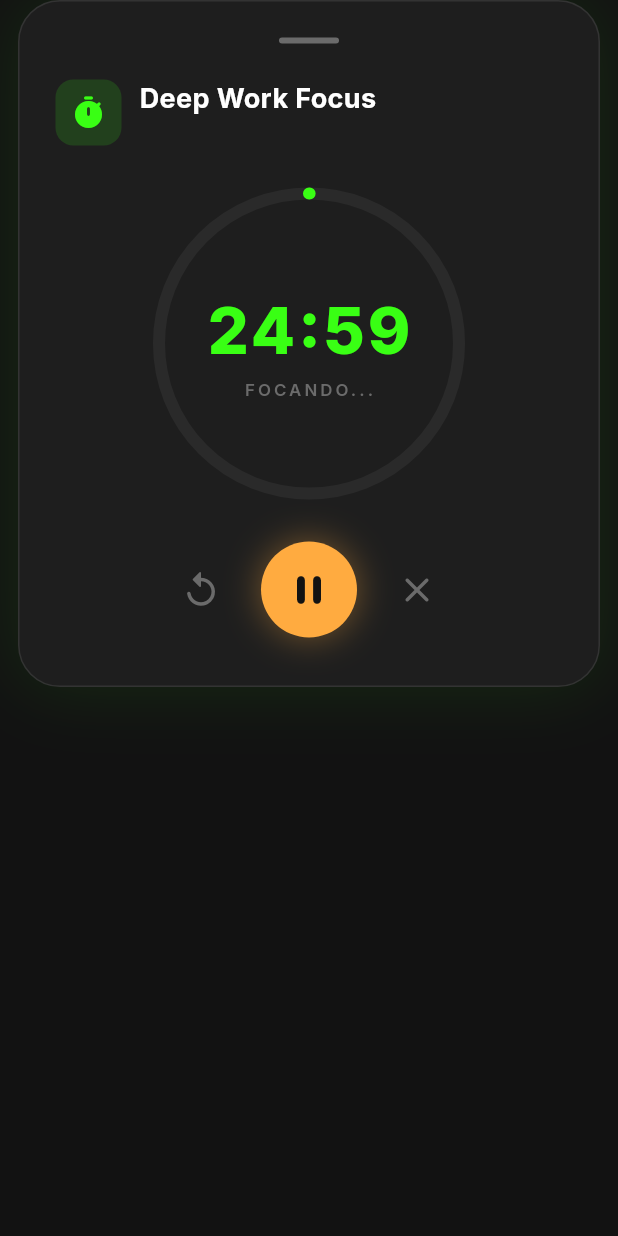
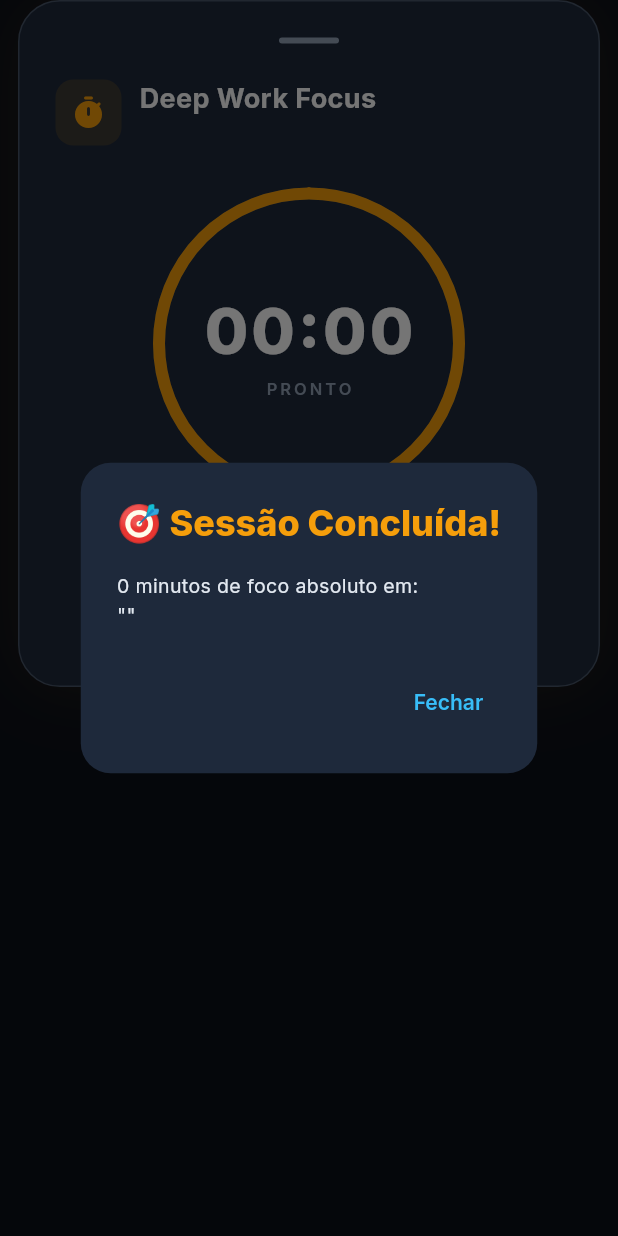
Before and after one commit to WellingtonPereiraLuiz/taskflutter, a Flutter app: the PomodoroModal widget shown alone on an empty page, opened directly with empty values, after a tap on the "play arrow" icon, on a phone screen of 412 x 824 dp. Run offline on Flutter 3.47's test engine with Material 3 defaults, Android fonts, the phone set to English and light mode, and no system bars; our stand-ins replace fl_chart, google_fonts, shared_preferences, sqflite, table_calendar; accounts and stored records are empty.

Commit message:
UX Overhaul: Dark Blue theme, Calendar, Pomodoro fixes, GitHub pages aesthetic

```diff
--- a/lib/models/task_model.dart
+++ b/lib/models/task_model.dart
@@ -35,13 +35,13 @@
   int get colorValue {
     switch (this) {
       case TaskCategory.treino:
-        return 0xFFFF6B35; // Laranja intenso
+        return 0xFFF59E0B; // Âmbar
       case TaskCategory.estudo:
-        return 0xFF00D4FF; // Cyan brilhante
+        return 0xFF10B981; // Verde (Esmeralda)
       case TaskCategory.trabalho:
-        return 0xFFAA66FF; // Roxo vibrante
+        return 0xFF8B5CF6; // Roxo (Violeta)
       case TaskCategory.outro:
-        return 0xFF39FF14; // Neon green (padrão)
+        return 0xFF38BDF8; // Azul Claro (Primário)
     }
   }
 
@@ -60,6 +60,7 @@
   final bool isCompleted;
   final DateTime createdAt;
   final TaskCategory category;
+  final int? durationInMinutes; // Nova propriedade para o timer opcional
 
   const TaskModel({
     this.id,
@@ -68,6 +69,7 @@
     this.isCompleted = false,
     required this.createdAt,
     this.category = TaskCategory.outro,
+    this.durationInMinutes,
   });
 
   TaskModel copyWith({
@@ -77,6 +79,7 @@
     bool? isCompleted,
     DateTime? createdAt,
     TaskCategory? category,
+    int? durationInMinutes,
   }) {
     return TaskModel(
       id: id ?? this.id,
@@ -85,6 +88,7 @@
       isCompleted: isCompleted ?? this.isCompleted,
       createdAt: createdAt ?? this.createdAt,
       category: category ?? this.category,
+      durationInMinutes: durationInMinutes ?? this.durationInMinutes,
     );
   }
 
@@ -96,6 +100,7 @@
       'isCompleted': isCompleted ? 1 : 0,
       'createdAt': createdAt.toIso8601String(),
       'category': category.name,
+      'durationInMinutes': durationInMinutes,
     };
   }
 
@@ -109,6 +114,7 @@
       category: map['category'] != null
           ? TaskCategory.fromString(map['category'] as String)
           : TaskCategory.outro,
+      durationInMinutes: map['durationInMinutes'] as int?,
     );
   }
 
@@ -123,6 +129,6 @@
 
   @override
   String toString() {
-    return 'TaskModel(id: $id, title: $title, isCompleted: $isCompleted, category: ${category.name})';
+    return 'TaskModel(id: $id, title: $title, isCompleted: $isCompleted, category: ${category.name}, duration: $durationInMinutes)';
   }
 }
--- a/lib/utils/app_theme.dart
+++ b/lib/utils/app_theme.dart
@@ -2,17 +2,18 @@
 import 'package:google_fonts/google_fonts.dart';
 
 class AppColors {
-  static const Color background = Color(0xFF121212);
-  static const Color surface = Color(0xFF1E1E1E);
-  static const Color surfaceVariant = Color(0xFF2A2A2A);
-  static const Color neonGreen = Color(0xFF39FF14);
-  static const Color neonGreenDim = Color(0xFF28BB0F);
-  static const Color textPrimary = Color(0xFFFFFFFF);
-  static const Color textSecondary = Color(0xFFB0B0B0);
-  static const Color textTertiary = Color(0xFF6B6B6B);
-  static const Color error = Color(0xFFFF4444);
-  static const Color divider = Color(0xFF2C2C2C);
-  static const Color cardBorder = Color(0xFF333333);
+  static const Color background = Color(0xFF0B0F19); // Azul Muito Escuro / Quase Preto
+  static const Color surface = Color(0xFF1E293B); // Azul Escuro para cards e superfícies
+  static const Color surfaceVariant = Color(0xFF334155); // Azul Acinzentado para inputs/variações
+  static const Color primary = Color(0xFF38BDF8); // Azul Claro para destaques e botões
+  static const Color primaryDim = Color(0xFF0284C7); // Azul primário mais escuro
+  static const Color textPrimary = Color(0xFFFFFFFF); // Branco
+  static const Color textSecondary = Color(0xFFE2E8F0); // Cinza muito claro
+  static const Color textTertiary = Color(0xFF94A3B8); // Cinza Claro para subtítulos
+  static const Color error = Color(0xFFEF4444); // Vermelho de erro suave
+  static const Color accent = Color(0xFFF59E0B); // Âmbar/Dourado para ações de alerta/timer
+  static const Color divider = Color(0xFF334155);
+  static const Color cardBorder = Color(0xFF475569);
 }
 
 class AppTheme {
@@ -22,8 +23,8 @@
       brightness: Brightness.dark,
       scaffoldBackgroundColor: AppColors.background,
       colorScheme: const ColorScheme.dark(
-        primary: AppColors.neonGreen,
-        secondary: AppColors.neonGreenDim,
+        primary: AppColors.primary,
+        secondary: AppColors.accent,
         surface: AppColors.surface,
         error: AppColors.error,
         onPrimary: AppColors.background,
@@ -106,14 +107,14 @@
         margin: const EdgeInsets.symmetric(horizontal: 16, vertical: 6),
       ),
       floatingActionButtonTheme: const FloatingActionButtonThemeData(
-        backgroundColor: AppColors.neonGreen,
+        backgroundColor: AppColors.primary,
         foregroundColor: AppColors.background,
         elevation: 8,
         shape: CircleBorder(),
       ),
       elevatedButtonTheme: ElevatedButtonThemeData(
         style: ElevatedButton.styleFrom(
-          backgroundColor: AppColors.neonGreen,
+          backgroundColor: AppColors.primary,
           foregroundColor: AppColors.background,
           elevation: 0,
           padding: const EdgeInsets.symmetric(horizontal: 24, vertical: 14),
@@ -129,7 +130,7 @@
       ),
       textButtonTheme: TextButtonThemeData(
         style: TextButton.styleFrom(
-          foregroundColor: AppColors.neonGreen,
+          foregroundColor: AppColors.primary,
           textStyle: GoogleFonts.inter(
             fontSize: 14,
             fontWeight: FontWeight.w600,
@@ -149,7 +150,7 @@
         ),
         focusedBorder: OutlineInputBorder(
           borderRadius: BorderRadius.circular(12),
-          borderSide: const BorderSide(color: AppColors.neonGreen, width: 2),
+          borderSide: const BorderSide(color: AppColors.primary, width: 2),
         ),
         errorBorder: OutlineInputBorder(
           borderRadius: BorderRadius.circular(12),
@@ -164,11 +165,11 @@
           fontSize: 14,
         ),
         labelStyle: GoogleFonts.inter(
-          color: AppColors.textSecondary,
+          color: AppColors.textTertiary,
           fontSize: 14,
         ),
         floatingLabelStyle: GoogleFonts.inter(
-          color: AppColors.neonGreen,
+          color: AppColors.primary,
           fontSize: 14,
           fontWeight: FontWeight.w500,
         ),
@@ -177,7 +178,7 @@
       checkboxTheme: CheckboxThemeData(
         fillColor: WidgetStateProperty.resolveWith((states) {
           if (states.contains(WidgetState.selected)) {
-            return AppColors.neonGreen;
+            return AppColors.primary;
           }
           return Colors.transparent;
         }),
--- a/lib/views/dashboard_screen.dart
+++ b/lib/views/dashboard_screen.dart
@@ -48,7 +48,7 @@
                           icon: Icons.check_circle_rounded,
                           label: 'Concluídas',
                           value: vm.completedCount.toString(),
-                          color: AppColors.neonGreen,
+                          color: AppColors.primary,
                         ),
                       ),
                       const SizedBox(width: 12),
@@ -99,7 +99,7 @@
                                       sections: [
                                         PieChartSectionData(
                                           value: vm.completedCount.toDouble(),
-                                          color: AppColors.neonGreen,
+                                          color: AppColors.primary,
                                           radius: 50,
                                           title: '${vm.completedCount}',
                                           titleStyle: GoogleFonts.inter(
@@ -134,7 +134,7 @@
                                         CrossAxisAlignment.start,
                                     children: [
                                       _LegendItem(
-                                        color: AppColors.neonGreen,
+                                        color: AppColors.primary,
                                         label: 'Concluídas',
                                       ),
                                       const SizedBox(height: 12),
@@ -320,7 +320,7 @@
         barRods: [
           BarChartRodData(
             toY: value,
-            color: AppColors.neonGreen,
+            color: AppColors.primary,
             width: 16,
             borderRadius: const BorderRadius.vertical(top: Radius.circular(6)),
             backDrawRodData: BackgroundBarChartRodData(
--- a/lib/widgets/pomodoro_modal.dart
+++ b/lib/widgets/pomodoro_modal.dart
@@ -25,8 +25,8 @@
 
 class _PomodoroModalState extends State<PomodoroModal>
     with SingleTickerProviderStateMixin {
-  static const int _totalSeconds = 25 * 60; // 25 minutos
-  int _remainingSeconds = _totalSeconds;
+  late int _totalSeconds;
+  late int _remainingSeconds;
   Timer? _timer;
   bool _isRunning = false;
   late AnimationController _pulseController;
@@ -34,6 +34,9 @@
   @override
   void initState() {
     super.initState();
+    _totalSeconds = (widget.task.durationInMinutes ?? 25) * 60;
+    _remainingSeconds = _totalSeconds;
+
     _pulseController = AnimationController(
       duration: const Duration(milliseconds: 1500),
       vsync: this,
@@ -88,12 +91,12 @@
         title: Text(
           '🎯 Sessão Concluída!',
           style: GoogleFonts.inter(
-            color: AppColors.neonGreen,
+            color: AppColors.accent,
             fontWeight: FontWeight.w800,
           ),
         ),
         content: Text(
-          '25 minutos de foco absoluto em:\n"${widget.task.title}"',
+          '${widget.task.durationInMinutes ?? 25} minutos de foco absoluto em:\n"${widget.task.title}"',
           style: GoogleFonts.inter(color: AppColors.textSecondary),
         ),
         actions: [
@@ -130,7 +133,7 @@
         border: Border.all(color: AppColors.cardBorder),
         boxShadow: [
           BoxShadow(
-            color: AppColors.neonGreen.withValues(alpha: 0.1),
+            color: AppColors.accent.withValues(alpha: 0.1),
             blurRadius: 40,
             spreadRadius: 0,
           ),
@@ -158,12 +161,12 @@
               Container(
                 padding: const EdgeInsets.all(10),
                 decoration: BoxDecoration(
-                  color: AppColors.neonGreen.withValues(alpha: 0.15),
+                  color: AppColors.accent.withValues(alpha: 0.15),
                   borderRadius: BorderRadius.circular(12),
                 ),
                 child: const Icon(
                   Icons.timer_rounded,
-                  color: AppColors.neonGreen,
+                  color: AppColors.accent,
                   size: 24,
                 ),
               ),
@@ -226,7 +229,7 @@
                     strokeCap: StrokeCap.round,
                     backgroundColor: Colors.transparent,
                     valueColor: const AlwaysStoppedAnimation<Color>(
-                      AppColors.neonGreen,
+                      AppColors.accent,
                     ),
                   ),
                 ),
@@ -249,7 +252,7 @@
                         _formatTime(_remainingSeconds),
                         style: GoogleFonts.inter(
                           color: _isRunning
-                              ? AppColors.neonGreen
+                              ? AppColors.accent
                               : AppColors.textPrimary,
                           fontSize: 42,
                           fontWeight: FontWeight.w800,
@@ -296,13 +299,13 @@
                   decoration: BoxDecoration(
                     color: _isRunning
                         ? Colors.orangeAccent
-                        : AppColors.neonGreen,
+                        : AppColors.accent,
                     shape: BoxShape.circle,
                     boxShadow: [
                       BoxShadow(
                         color: (_isRunning
                                 ? Colors.orangeAccent
-                                : AppColors.neonGreen)
+                                : AppColors.accent)
                             .withValues(alpha: 0.4),
                         blurRadius: 20,
                         spreadRadius: 0,
--- a/lib/widgets/task_card.dart
+++ b/lib/widgets/task_card.dart
@@ -3,8 +3,10 @@
 import 'package:intl/intl.dart';
 import '../models/task_model.dart';
 import '../viewmodels/task_viewmodel.dart';
+import '../viewmodels/task_viewmodel.dart';
 import '../utils/app_theme.dart';
 import 'pomodoro_modal.dart';
+import 'task_detail_sheet.dart';
 
 class TaskCard extends StatefulWidget {
   final TaskModel task;
@@ -63,7 +65,7 @@
       child: ScaleTransition(
         scale: _scaleAnimation,
         child: GestureDetector(
-          onTap: () => PomodoroModal.show(context, task),
+          onTap: () => TaskDetailSheet.show(context, task),
           child: Container(
             margin: const EdgeInsets.symmetric(horizontal: 16, vertical: 6),
             decoration: BoxDecoration(
@@ -71,14 +73,14 @@
               borderRadius: BorderRadius.circular(16),
               border: Border.all(
                 color: task.isCompleted
-                    ? AppColors.neonGreen.withValues(alpha: 0.4)
+                    ? AppColors.primary.withValues(alpha: 0.4)
                     : categoryColor.withValues(alpha: 0.5),
                 width: task.isCompleted ? 1 : 1.5,
               ),
               boxShadow: task.isCompleted
                   ? [
                       BoxShadow(
-                        color: AppColors.neonGreen.withValues(alpha: 0.08),
+                        color: AppColors.primary.withValues(alpha: 0.08),
                         blurRadius: 12,
                         spreadRadius: 0,
                       ),
@@ -180,13 +182,13 @@
                                       horizontal: 6, vertical: 2),
                                   decoration: BoxDecoration(
                                     color:
-                                        AppColors.neonGreen.withValues(alpha: 0.15),
+                                        AppColors.primary.withValues(alpha: 0.15),
                                     borderRadius: BorderRadius.circular(4),
                                   ),
                                   child: const Text(
                                     'CONCLUÍDA',
                                     style: TextStyle(
-                                      color: AppColors.neonGreen,
+                                      color: AppColors.primary,
                                       fontSize: 9,
                                       fontWeight: FontWeight.w700,
                                       letterSpacing: 0.5,
@@ -206,12 +208,12 @@
                         IconButton(
                           onPressed: () => PomodoroModal.show(context, task),
                           icon: const Icon(Icons.timer_outlined),
-                          color: AppColors.textTertiary,
-                          iconSize: 18,
-                          padding: EdgeInsets.zero,
+                          color: task.durationInMinutes != null ? AppColors.accent : AppColors.textTertiary,
+                          iconSize: 22,
+                          padding: const EdgeInsets.all(12), // Tap target >= 48
                           constraints: const BoxConstraints(
-                            minWidth: 32,
-                            minHeight: 32,
+                            minWidth: 48,
+                            minHeight: 48,
                           ),
                           tooltip: 'Iniciar Foco',
                         ),
@@ -220,11 +222,11 @@
                           onPressed: () => _handleDelete(context),
                           icon: const Icon(Icons.delete_outline_rounded),
                           color: AppColors.textTertiary,
-                          iconSize: 18,
-                          padding: EdgeInsets.zero,
+                          iconSize: 22,
+                          padding: const EdgeInsets.all(12), // Tap target >= 48
                           constraints: const BoxConstraints(
-                            minWidth: 32,
-                            minHeight: 32,
+                            minWidth: 48,
+                            minHeight: 48,
                           ),
                           tooltip: 'Deletar tarefa',
                         ),
@@ -286,21 +288,21 @@
         },
         child: AnimatedContainer(
           duration: const Duration(milliseconds: 250),
-          width: 24,
-          height: 24,
+          width: 26,
+          height: 26,
           decoration: BoxDecoration(
-            color: widget.value ? AppColors.neonGreen : Colors.transparent,
+            color: widget.value ? AppColors.primary : Colors.transparent,
             borderRadius: BorderRadius.circular(6),
             border: Border.all(
               color:
-                  widget.value ? AppColors.neonGreen : AppColors.textTertiary,
+                  widget.value ? AppColors.primary : AppColors.textTertiary,
               width: 2,
             ),
           ),
           child: widget.value
               ? const Icon(
                   Icons.check_rounded,
-                  size: 16,
+                  size: 18,
                   color: AppColors.background,
                 )
               : null,
--- a/pubspec.yaml
+++ b/pubspec.yaml
@@ -33,6 +33,7 @@
   intl: ^0.20.2
   fl_chart: ^0.70.2
   shared_preferences: ^2.3.4
+  table_calendar: ^3.2.0
 
 dev_dependencies:
   flutter_test:
@@ -44,6 +45,7 @@
   # package. See that file for information about deactivating specific lint
   # rules and activating additional ones.
   flutter_lints: ^6.0.0
+  mocktail: ^1.0.5
 
 # For information on the generic Dart part of this file, see the
 # following page: https://dart.dev/tools/pub/pubspec
```
Also changed, not shown: lib/services/database_service.dart (+9 -2 lines), lib/viewmodels/task_viewmodel.dart (+19 -0 lines), lib/views/calendar_screen.dart (added, +167 -0 lines), lib/views/home_screen.dart (+68 -10 lines), lib/views/splash_screen.dart (+5 -5 lines), lib/widgets/task_detail_sheet.dart (added, +182 -0 lines), pubspec.lock, 10 other files.
